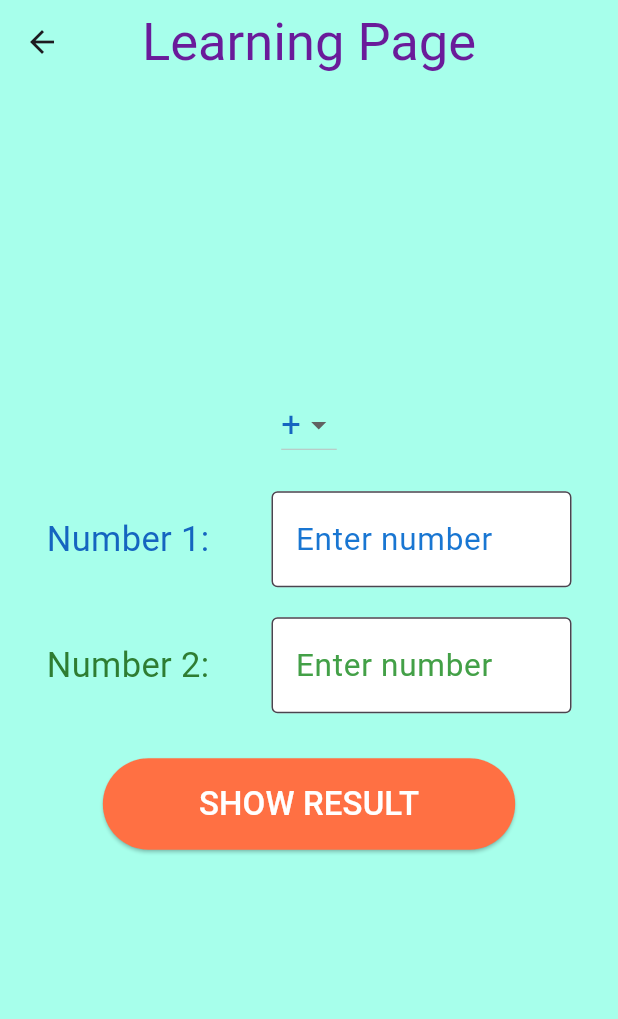
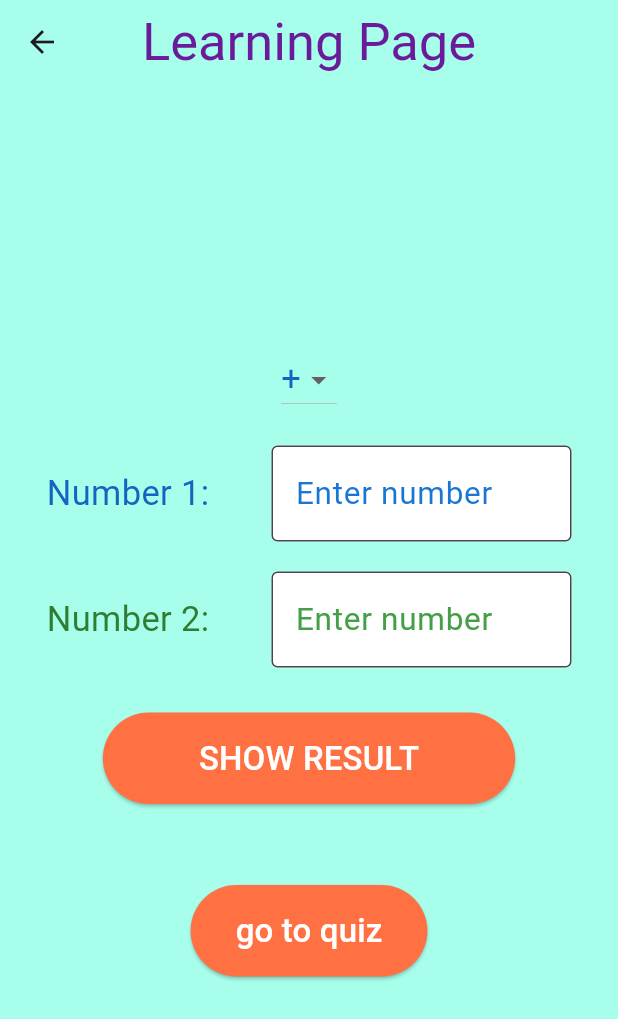
Before and after one commit to Eliehabka/CSCI410-project1, a Flutter app: the LearningPage screen opened directly, on a phone screen of 412 x 824 dp. Shown: the top 1019 px of the screen. Run offline on Flutter 3.47's test engine with Material 3 defaults, Android fonts, the phone set to English and light mode, and no system bars.

Commit message:
adding a button

```diff
--- a/lib/learning.dart
+++ b/lib/learning.dart
@@ -1,6 +1,6 @@
 import 'package:flutter/material.dart';
 import 'package:flutter/services.dart'; // needed for inputFormatters
-
+import 'quiz.dart';
 class LearningPage extends StatefulWidget {
   const LearningPage({super.key});
 
@@ -181,6 +181,22 @@ class _LearningPageState extends State<LearningPage> {
                   fontWeight: FontWeight.bold,
                   color: Color(0xFF6A1B9A), // purple result text
                 ),
+              ),ElevatedButton(
+                style: ElevatedButton.styleFrom(
+                  backgroundColor: const Color(0xFFFF7043), // orange
+                  foregroundColor: Colors.white,
+                  padding: const EdgeInsets.symmetric(horizontal: 30, vertical: 15),
+                ),
+                onPressed: () {
+                  Navigator.push(
+                    context,
+                    MaterialPageRoute(builder: (context) => const QuizPage()),
+                  );
+                },
+                child: const Text(
+                  "go to quiz",
+                  style: TextStyle(fontSize: 22),
+                ),
               ),
             ],
           ),
```
